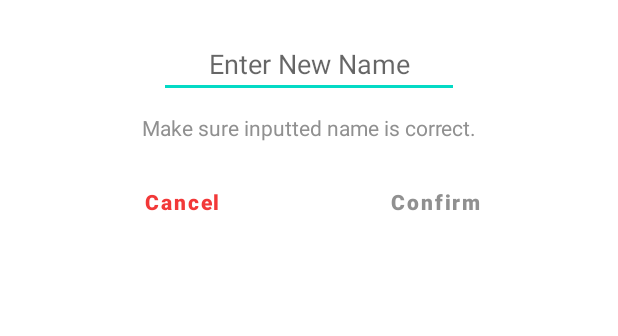
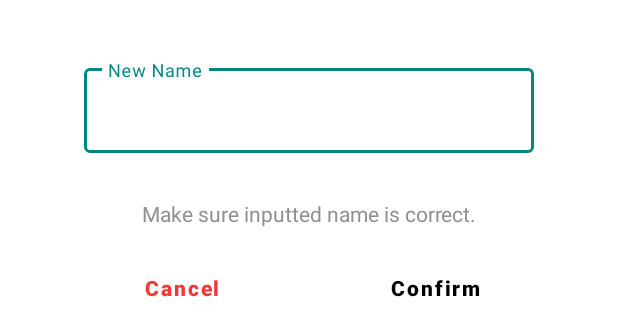
Before and after one commit to emmGuides/HRIS, an Android app: the layout custom_dialog_change_name.xml on its own in the app's theme, with its tools: preview values and no code run, on a phone screen of 412 x 824 dp. Shown: the top 336 px of the screen. Run offline under Robolectric (Android 15) with nearby library versions, the phone set to English and light mode, and no system bars.

Commit message:
age, email, name material change

```diff
--- a/app/src/main/res/layout/custom_dialog_change_name.xml
+++ b/app/src/main/res/layout/custom_dialog_change_name.xml
@@ -6,7 +6,8 @@
     android:layout_marginStart="30dp"
     android:layout_marginEnd="30dp"
     android:layout_height="wrap_content"
-    android:background="@color/dialogNightDay">
+    android:background="@color/dialogNightDay"
+    >
 
 
     <ImageView
@@ -21,21 +22,35 @@
         app:layout_constraintTop_toTopOf="parent" />
 
 
+    <com.google.android.material.textfield.TextInputLayout
+        android:id="@+id/newName_input_layout"
+        android:layout_width="300dp"
+        android:layout_height="wrap_content"
+        android:layout_marginTop="40dp"
+        android:ems="10"
+        android:hint="New Name"
+        android:minHeight="48dp"
+        android:textColorHint="#757575"
+        android:textSize="18sp"
+        app:layout_constraintLeft_toLeftOf="parent"
+        app:layout_constraintRight_toRightOf="parent"
+        app:endIconMode="clear_text"
+        app:errorEnabled="true"
+        app:helperTextEnabled="true"
+        app:helperText=""
+        style="@style/Widget.MaterialComponents.TextInputLayout.OutlinedBox"
+        app:layout_constraintTop_toTopOf="parent"
+        tools:ignore="Autofill,HardcodedText">
 
-    <EditText
-        android:id="@+id/newName_input"
-        android:layout_width="wrap_content"
-        android:layout_height="wrap_content"
-        android:layout_marginTop="20dp"
-        android:hint="Enter New Name"
-        android:inputType="text"
-        android:minWidth="200dp"
-        android:minHeight="40dp"
-        android:textAlignment="center"
-        app:layout_constraintEnd_toEndOf="parent"
-        app:layout_constraintStart_toStartOf="parent"
-        app:layout_constraintTop_toTopOf="parent"
-        tools:ignore="HardcodedText,TouchTargetSizeCheck" />
+        <com.google.android.material.textfield.TextInputEditText
+            android:id="@+id/newName_input"
+            android:inputType="text"
+            android:layout_width="match_parent"
+            android:layout_height="wrap_content"
+            />
+
+    </com.google.android.material.textfield.TextInputLayout>
+
 
     <TextView
         android:id="@+id/textView2"
@@ -49,7 +64,7 @@
         android:textColor="@color/custTextColor"
         app:layout_constraintEnd_toEndOf="parent"
         app:layout_constraintStart_toStartOf="parent"
-        app:layout_constraintTop_toBottomOf="@+id/newName_input"
+        app:layout_constraintTop_toBottomOf="@+id/newName_input_layout"
         tools:ignore="HardcodedText" />
 
     <View
@@ -93,7 +108,7 @@
         android:text="Confirm"
         android:textStyle="bold"
         android:textAllCaps="false"
-        android:textColor="@color/custTextColor"
+        android:textColor="@color/darkerTextColor"
         app:layout_constraintBottom_toBottomOf="parent"
         app:layout_constraintEnd_toEndOf="parent"
         app:layout_constraintStart_toEndOf="@+id/divider"
```
Also changed, not shown: app/src/main/java/com/example/hris/ui/profile/ProfileFragment.java (+36 -34 lines), app/src/main/res/layout/custom_dialog_change_age.xml (+29 -16 lines), app/src/main/res/layout/custom_dialog_change_email.xml (+28 -16 lines).
